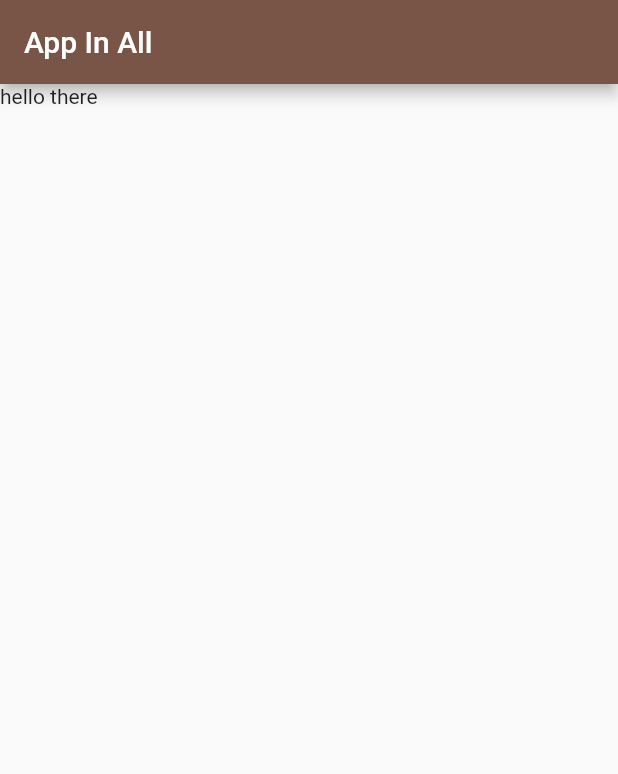
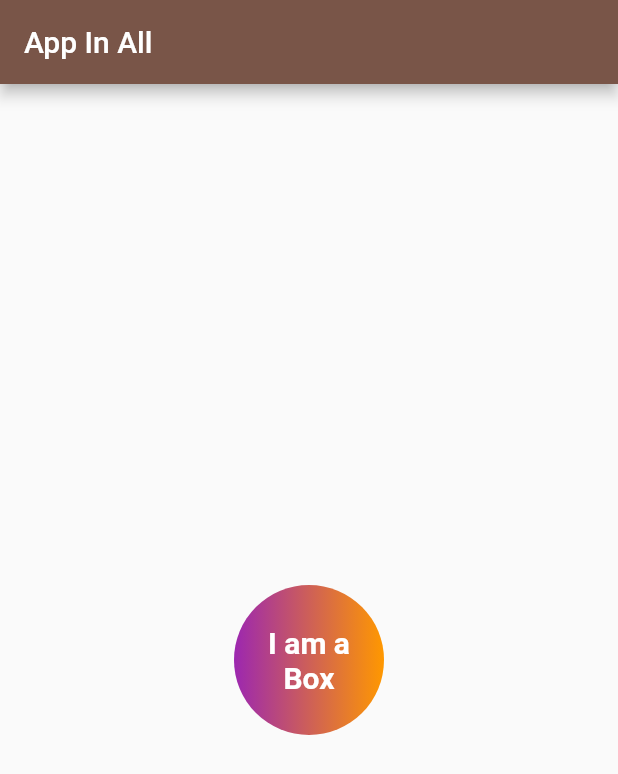
Before and after one commit to theclassical-dev/app-in-all, a Flutter app: the screen it shows after launch, on a phone screen of 412 x 824 dp. Shown: the top 774 px of the screen. Run offline on Flutter 3.47's test engine with Material 2 defaults, Android fonts, the phone set to English and light mode, and no system bars.

Commit message:
container and text features are explained

```diff
--- a/lib/main.dart
+++ b/lib/main.dart
@@ -16,8 +16,30 @@ class Homepage extends StatelessWidget {
       appBar: AppBar(
         title: Text("App In All"),
       ),
-      body: Container(
-        child: Text("hello there"),
+      body: Center(
+        child: Container(
+          padding: const EdgeInsets.all (8),
+          width: 100,
+          height: 100,
+          clipBehavior: Clip.antiAlias,
+          alignment: Alignment.center ,
+          decoration: BoxDecoration(
+            color: Colors. red,
+            shape: BoxShape.circle,
+            gradient: LinearGradient(colors: [
+              Colors.purple,
+              Colors.orange,
+            ]),
+            ),
+          child: Text("I am a Box",
+          textAlign: TextAlign.center,
+          style: TextStyle(
+            fontSize:20,
+            color: Colors.white,
+            fontWeight: FontWeight.bold,
+          ),
+          ),
+        ),
       )
     );
   }
```
